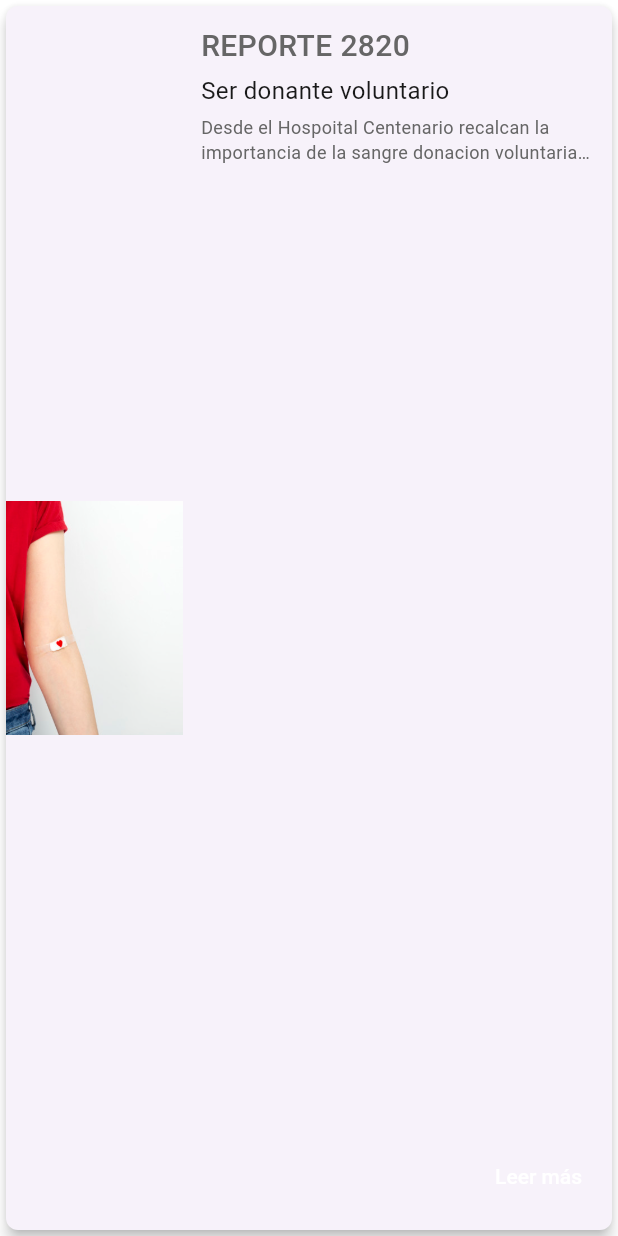
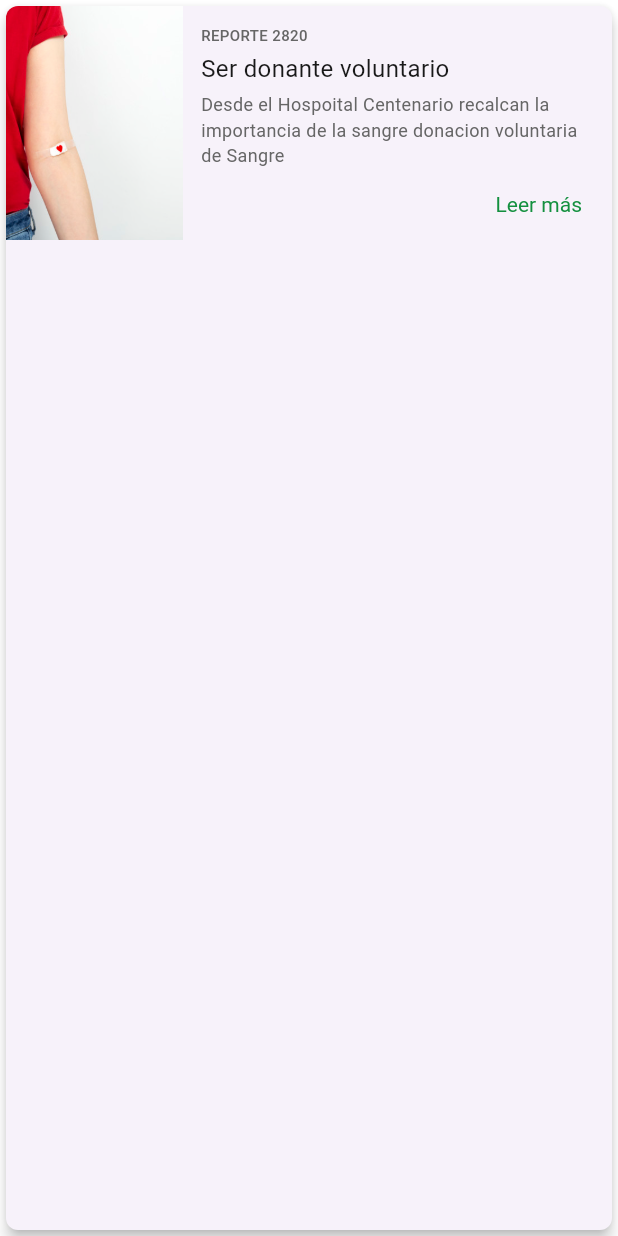
Before and after one commit to flopezmenardi/ser_manos, a Flutter app: the screen it shows after launch, on a phone screen of 412 x 824 dp. Run offline on Flutter 3.47's test engine with Material 3 defaults, Android fonts, the phone set to English and light mode, and no system bars.

Commit message:
chore: finish news card

```diff
--- a/lib/design_system/molecules/buttons/text_button.dart
+++ b/lib/design_system/molecules/buttons/text_button.dart
@@ -1,5 +1,5 @@
 import 'package:flutter/material.dart';
-import '../../tokens/typography.dart';
+
 import '../../tokens/colors.dart';
 
 class TextOnlySermanosButton extends StatelessWidget {
@@ -23,12 +23,7 @@ class TextOnlySermanosButton extends StatelessWidget {
         padding: const EdgeInsets.symmetric(vertical: 16, horizontal: 8),
         textStyle: const TextStyle(fontSize: 14),
       ),
-      child: Text(
-        text,
-        style: AppTypography.button.copyWith(
-          color: isEnabled ? AppColors.neutral0 : AppColors.neutral50,
-        ),
-      ),
+      child: Text(text),
     );
   }
 }
--- a/lib/design_system/molecules/inputs/inputs.dart
+++ b/lib/design_system/molecules/inputs/inputs.dart
@@ -1,7 +1,8 @@
 import 'package:flutter/material.dart';
+
+import '../../atoms/error_icon.dart';
 import '../../tokens/colors.dart';
 import '../../tokens/typography.dart';
-import '../../atoms/error_icon.dart';
 
 class AppInput extends StatelessWidget {
   final String label;
@@ -27,19 +28,21 @@ class AppInput extends StatelessWidget {
     this.suffixIcon,
   });
 
+  get style => null;
+
   @override
   Widget build(BuildContext context) {
     final Color fillColor = isEnabled ? Colors.white : AppColors.neutral10;
-    final Color baseBorderColor = hasError
-        ? AppColors.error100
-        : isEnabled
+    final Color baseBorderColor =
+        hasError
+            ? AppColors.error100
+            : isEnabled
             ? AppColors.neutral50
             : AppColors.neutral25;
 
     // Automatically include error icon if hasError is true
-    final Widget? effectiveSuffixIcon = hasError
-        ? ErrorIcon.get(style: style, state: state)
-        : suffixIcon;
+    final Widget? effectiveSuffixIcon =
+        hasError ? ErrorIcon.get(style: style, state: style) : suffixIcon;
 
     return TextFormField(
       controller: controller,
@@ -57,15 +60,14 @@ class AppInput extends StatelessWidget {
         fillColor: fillColor,
         suffixIcon: effectiveSuffixIcon,
         labelStyle: AppTypography.body2.copyWith(
-          color: hasError
-              ? AppColors.error100
-              : isEnabled
+          color:
+              hasError
+                  ? AppColors.error100
+                  : isEnabled
                   ? AppColors.neutral75
                   : AppColors.neutral50,
         ),
-        hintStyle: AppTypography.body1.copyWith(
-          color: AppColors.neutral50,
-        ),
+        hintStyle: AppTypography.body1.copyWith(color: AppColors.neutral50),
         border: OutlineInputBorder(
           borderRadius: BorderRadius.circular(4),
           borderSide: BorderSide(color: baseBorderColor),
@@ -73,7 +75,8 @@ class AppInput extends StatelessWidget {
         focusedBorder: OutlineInputBorder(
           borderRadius: BorderRadius.circular(4),
           borderSide: BorderSide(
-              color: hasError ? AppColors.error100 : AppColors.secondary200),
+            color: hasError ? AppColors.error100 : AppColors.secondary200,
+          ),
         ),
         enabledBorder: OutlineInputBorder(
           borderRadius: BorderRadius.circular(4),
@@ -87,9 +90,7 @@ class AppInput extends StatelessWidget {
           borderRadius: BorderRadius.circular(4),
           borderSide: BorderSide(color: AppColors.error100),
         ),
-        errorStyle: AppTypography.caption.copyWith(
-          color: AppColors.error100,
-        ),
+        errorStyle: AppTypography.caption.copyWith(color: AppColors.error100),
       ),
     );
   }
--- a/lib/design_system/organisms/cards/news_card.dart
+++ b/lib/design_system/organisms/cards/news_card.dart
@@ -1,14 +1,9 @@
 import 'package:flutter/material.dart';
+import 'package:ser_manos/design_system/molecules/buttons/text_button.dart';
 
-import '../../molecules/buttons/text_button.dart';
 import '../../tokens/colors.dart';
+import '../../tokens/grid.dart';
 import '../../tokens/typography.dart';
-
-class AppGrid {
-  static const double screenWidth = 360;
-  static const double screenHeight = 640;
-  static const double horizontalMargin = 16;
-}
 
 class NewsCard extends StatelessWidget {
   final String imagePath;
@@ -29,13 +24,15 @@ class NewsCard extends StatelessWidget {
   @override
   Widget build(BuildContext context) {
     return SizedBox(
+      height: 156,
       width: AppGrid.screenWidth - 2 * AppGrid.horizontalMargin,
-      height: 156,
       child: Card(
         shape: RoundedRectangleBorder(borderRadius: BorderRadius.circular(8)),
+        clipBehavior: Clip.antiAlias,
         elevation: 4,
-        clipBehavior: Clip.antiAlias,
         child: Row(
+          mainAxisAlignment: MainAxisAlignment.center,
+          crossAxisAlignment: CrossAxisAlignment.start,
           children: [
             // Image section
             SizedBox(
@@ -43,18 +40,16 @@ class NewsCard extends StatelessWidget {
               height: 156,
               child: Image.asset(imagePath, fit: BoxFit.cover),
             ),
-
             // Text section
             Expanded(
               child: Padding(
                 padding: const EdgeInsets.all(12),
                 child: Column(
-                  mainAxisSize: MainAxisSize.min,
                   crossAxisAlignment: CrossAxisAlignment.start,
                   children: [
                     Text(
                       report,
-                      style: AppTypography.headline2.copyWith(
+                      style: AppTypography.overline.copyWith(
                         color: AppColors.neutral75,
                       ),
                       maxLines: 1,
@@ -75,10 +70,9 @@ class NewsCard extends StatelessWidget {
                       style: AppTypography.body2.copyWith(
                         color: AppColors.neutral75,
                       ),
-                      maxLines: 2,
+                      maxLines: 4,
                       overflow: TextOverflow.ellipsis,
                     ),
-                    const Spacer(),
                     Align(
                       alignment: Alignment.centerRight,
                       child: TextOnlySermanosButton(
```
